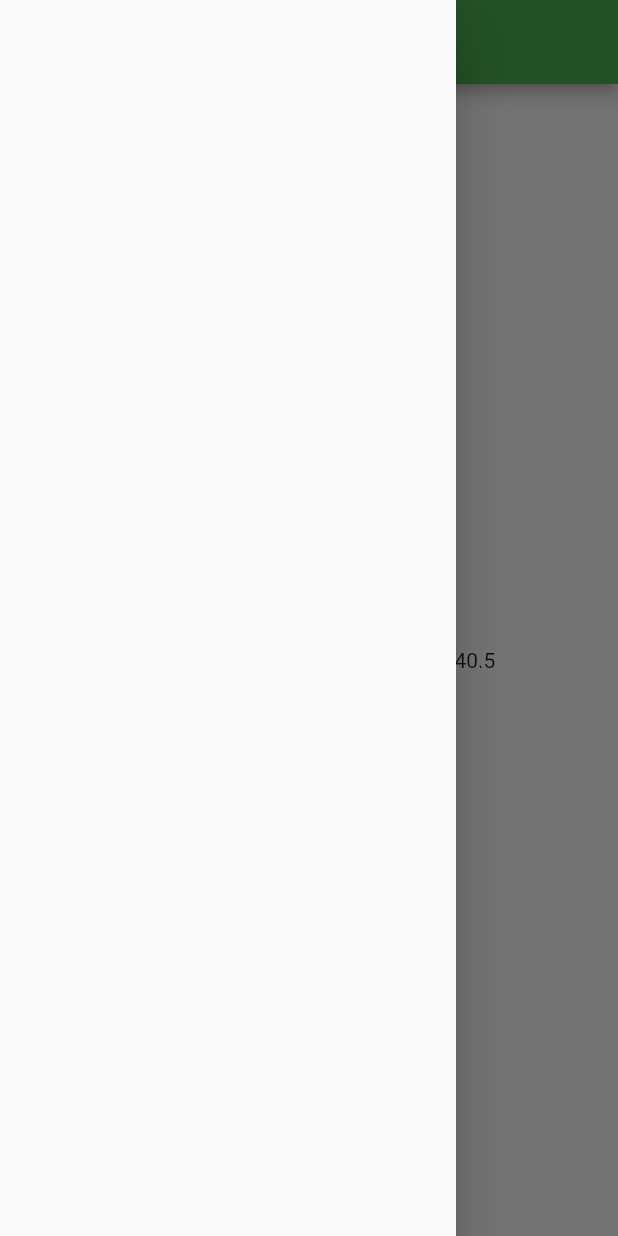
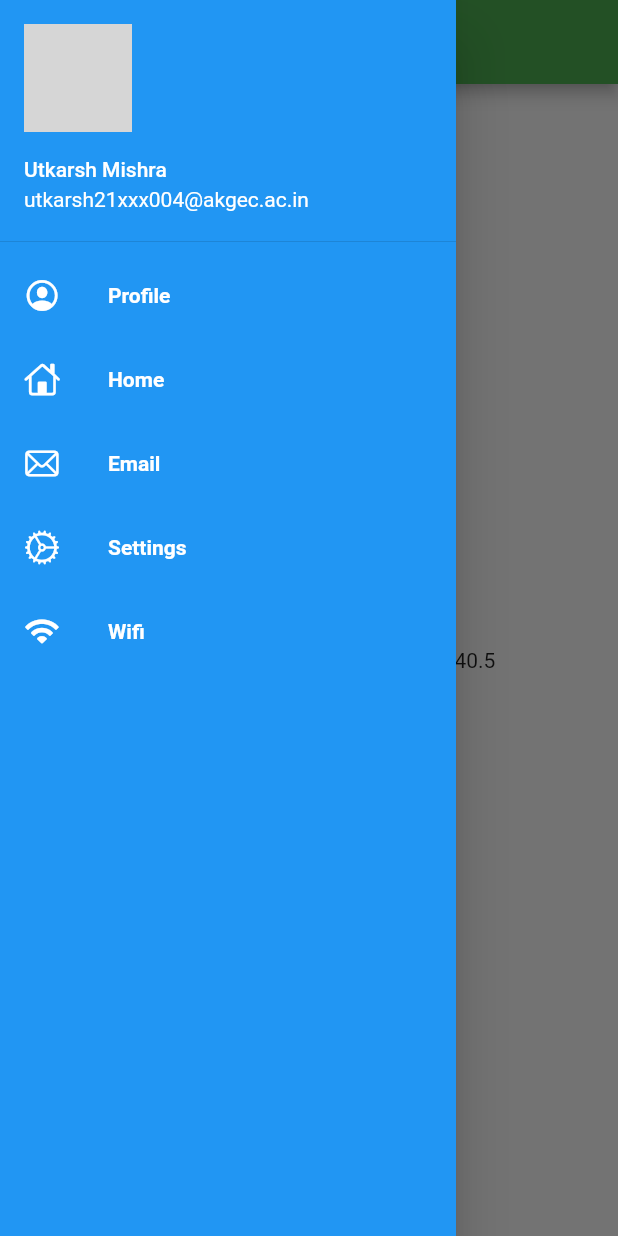
Before and after one commit to Utmss/flutter, a Flutter app: the HomePage screen opened by its route, with the side drawer open, on a phone screen of 412 x 824 dp. Run offline on Flutter 3.47's test engine with Material 2 defaults, Android fonts, the phone set to English and light mode, and no system bars; network calls fail; grey boxes are pictures that could not be loaded.

Commit message:
add these files

```diff
--- a/lib/home_page.dart
+++ b/lib/home_page.dart
@@ -1,4 +1,5 @@
 import 'package:flutter/material.dart';
+import 'package:flutter_app/pages/widget/drawer.dart';
 
 class HomePage extends StatelessWidget {
   final int days = 30;
@@ -15,7 +16,7 @@ class HomePage extends StatelessWidget {
           child: Text("Welcome $days days to $name flutter $temp"),
         ),
       ),
-      drawer: Drawer(),
+      drawer: MyDrawer(),
     );
   }
 }
--- /dev/null
+++ b/lib/pages/utils/Routes.dart
@@ -0,0 +1,4 @@
+class MyRoutes {
+  static String loginRoute = "/login";
+  static String homeRoute = "/home";
+}
--- /dev/null
+++ b/lib/pages/widget/drawer.dart
@@ -0,0 +1,94 @@
+import 'package:flutter/cupertino.dart';
+import 'package:flutter/material.dart';
+
+class MyDrawer extends StatelessWidget {
+  @override
+  Widget build(BuildContext context) {
+    final imageurl =
+        "https://scontent.fknu1-4.fna.fbcdn.net/v/t1.6435-9/49318322_2128616877450829_7814740918317088768_n.jpg?_nc_cat=105&ccb=1-7&_nc_sid=e3f864&_nc_ohc=aJl1BGaLjSYAX__Fi04&_nc_oc=AQlXSXraim2PoFJcnSbMqYuyNiWBuHz1cPg5onQL3N7sRJfPkWyYdEFbJdjQTT7KzYtTNL-rPm9DC_oc04Gts3wc&tn=bYRdj_djiOAzgR40&_nc_ht=scontent.fknu1-4.fna&oh=00_AfCelyItuCr65AzXJGXLy__mFKO7hbQEeiivadjSysYS_w&oe=6382651D";
+    return Drawer(
+      child: Container(
+        color:Colors.blue,
+        child: ListView(
+          children: [
+            DrawerHeader(
+                padding: EdgeInsets.zero,
+                child: UserAccountsDrawerHeader(
+
+                  margin: EdgeInsets.zero,
+                  decoration:BoxDecoration(
+                    color:Colors.blue
+                  ),
+                    accountName: Text("Utkarsh Mishra"),
+                    accountEmail: Text("utkarsh21xxx004@akgec.ac.in"),
+                    currentAccountPicture: CircleAvatar(backgroundImage: NetworkImage(imageurl),
+                    ),
+                    ),
+                    ),
+
+                  ListTile(
+                    leading: Icon(
+                      CupertinoIcons.profile_circled,
+                      color: Colors.white,
+                    ),
+                    title: Text("Profile",
+                    style: TextStyle(
+                      color: Colors.white,
+                      fontWeight: FontWeight.bold,
+                    ),
+                    ),
+                  )  ,
+                    ListTile(
+                    leading: Icon(
+                      CupertinoIcons.home,
+                      color: Colors.white,
+                    ),
+                    title: Text("Home",
+                    style: TextStyle(
+                      color: Colors.white,
+                      fontWeight: FontWeight.bold,
+                    ),
+                    ),
+                  ) ,
+                   ListTile(
+                    leading: Icon(
+                      CupertinoIcons.mail,
+                      color: Colors.white,
+                    ),
+                    title: Text("Email",
+                    style: TextStyle(
+                      color: Colors.white,
+                      fontWeight: FontWeight.bold,
+                    ),
+                    ),
+                  ) ,
+                   ListTile(
+                    leading: Icon(
+                      CupertinoIcons.settings,
+                      color: Colors.white,
+                    ),
+                    title: Text("Settings",
+                    style: TextStyle(
+                      color: Colors.white,
+                      fontWeight: FontWeight.bold,
+                    ),
+                    ),
+                  )   ,
+                   ListTile(
+                    leading: Icon(
+                      CupertinoIcons.wifi,
+                      color: Colors.white,
+                    ),
+                    title: Text("Wifi",
+                    style: TextStyle(
+                      color: Colors.white,
+                      fontWeight: FontWeight.bold,
+                    ),
+                    ),
+                  )
+          ],
+        ),
+      ),
+    );
+  }
+}
```
Also changed, not shown: lib/main.dart (+5 -2 lines), lib/pages/login_page.dart (+76 -30 lines), assets/images/IMG-20211030-WA0012 (2).jpg (added).
